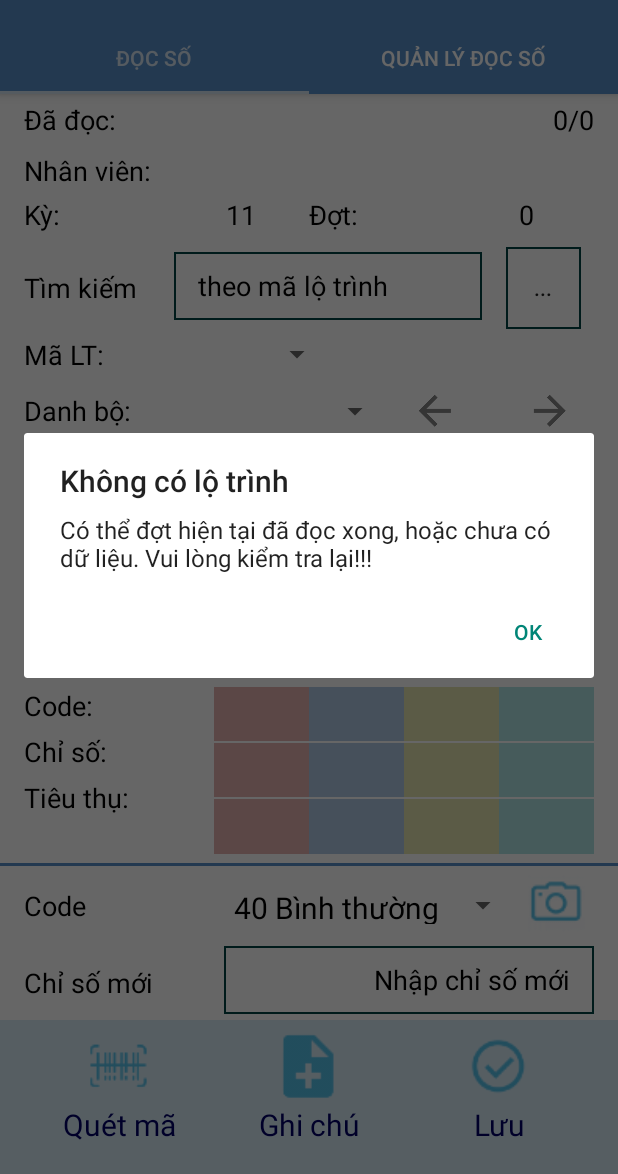
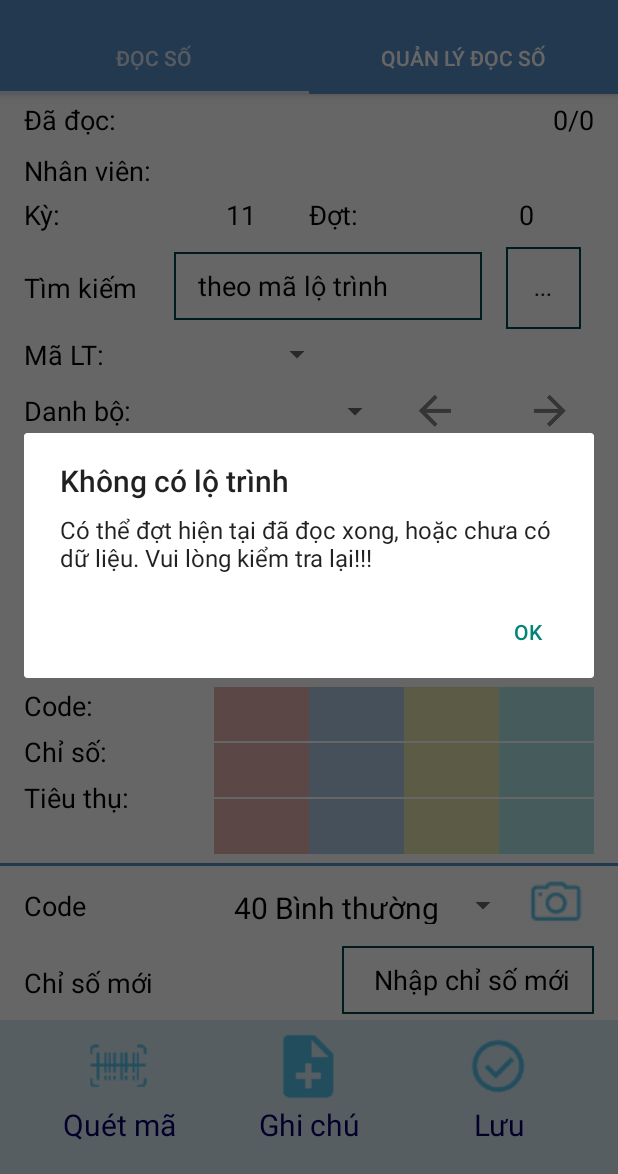
Before and after one commit to DITAGIS/DocSoTanHoa_android, an Android app: the DocSo screen opened directly, with no data from a screen before it, on a phone screen of 412 x 824 dp, the part 62-1236 px from its top. Run offline under Robolectric (Android 15) with nearby library versions, the phone set to English and light mode, and no system bars; 4 statements that could not run were skipped.

Commit message:
fix bug layout when selecting code

```diff
--- a/app/src/main/res/layout/doc_so_fragment.xml
+++ b/app/src/main/res/layout/doc_so_fragment.xml
@@ -391,11 +391,11 @@
             </TableLayout>
 
             <LinearLayout
-                android:paddingTop="@dimen/activity_vertical_margin"
                 android:layout_width="match_parent"
                 android:layout_height="0dp"
                 android:layout_weight="1.5"
-                android:orientation="horizontal">
+                android:orientation="horizontal"
+                android:paddingTop="@dimen/activity_vertical_margin">
 
                 <LinearLayout
                     android:layout_width="0dp"
@@ -708,6 +708,7 @@
 
                     <Spinner
                         android:id="@+id/spin_ds_code"
+                        android:layout_width="0dp"
                         android:layout_height="@dimen/height_spinner_code"
                         android:layout_gravity="center_vertical"
                         android:layout_weight="1"
@@ -737,8 +738,9 @@
                     <EditText
 
                         android:id="@+id/etxt_ds_CSM"
-                        android:layout_weight="1"
-
+                        android:layout_width="0dp"
+                        android:layout_height="wrap_content"
+                        android:layout_weight="1.5"
                         android:ems="10"
                         android:gravity="right"
                         android:hint="Nhập chỉ số mới"
```
